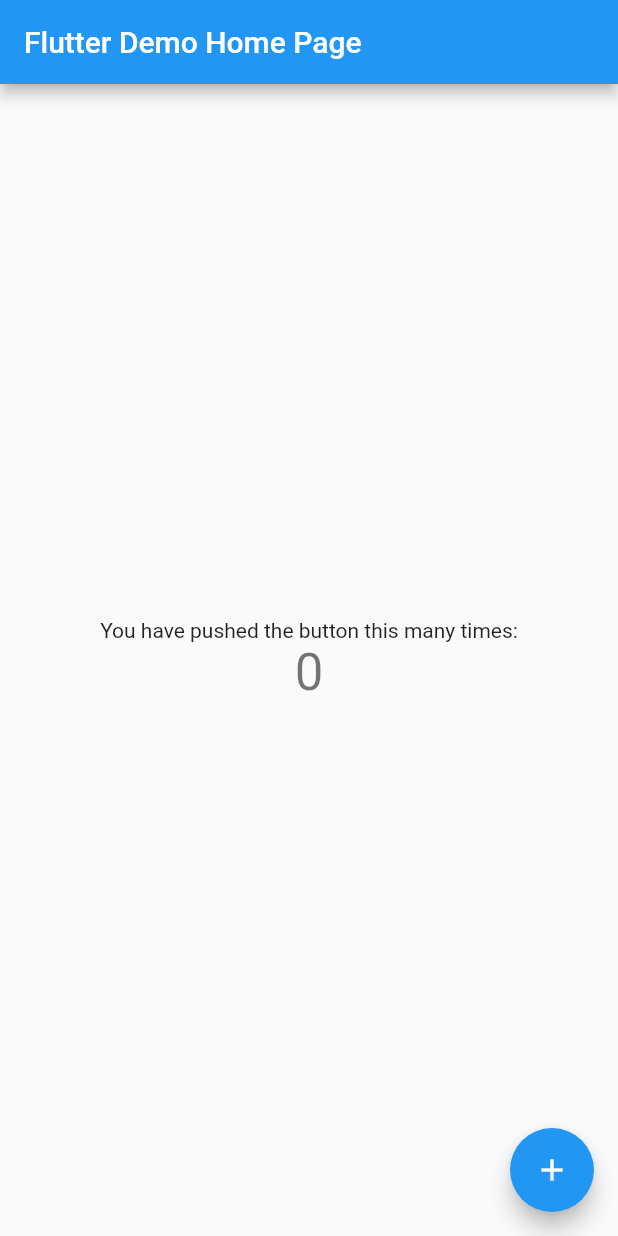
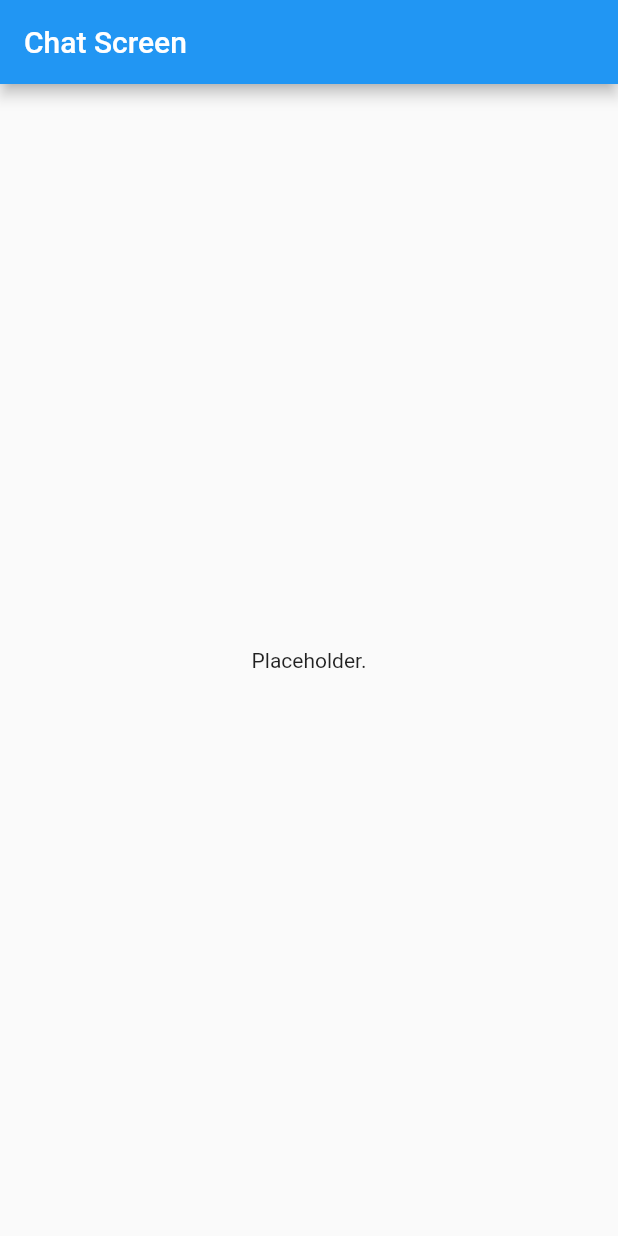
Before and after one commit to SteveDAC/yeochat, a Flutter app: the screen it shows after launch, on a phone screen of 412 x 824 dp. Run offline on Flutter 3.47's test engine with Material 2 defaults, Android fonts, the phone set to English and light mode, and no system bars.

Commit message:
Removed demo content by [flutter create] and added a placeholder home screen.

```diff
--- a/lib/main.dart
+++ b/lib/main.dart
@@ -1,4 +1,6 @@
 import 'package:flutter/material.dart';
+
+import 'screens/chat_screen.dart';
 
 void main() {
   runApp(const MyApp());
@@ -13,103 +15,9 @@ class MyApp extends StatelessWidget {
     return MaterialApp(
       title: 'Flutter Demo',
       theme: ThemeData(
-        // This is the theme of your application.
-        //
-        // Try running your application with "flutter run". You'll see the
-        // application has a blue toolbar. Then, without quitting the app, try
-        // changing the primarySwatch below to Colors.green and then invoke
-        // "hot reload" (press "r" in the console where you ran "flutter run",
-        // or simply save your changes to "hot reload" in a Flutter IDE).
-        // Notice that the counter didn't reset back to zero; the application
-        // is not restarted.
         primarySwatch: Colors.blue,
       ),
-      home: const MyHomePage(title: 'Flutter Demo Home Page'),
+      home: const ChatScreen(),
     );
   }
 }
-
-class MyHomePage extends StatefulWidget {
-  const MyHomePage({super.key, required this.title});
-
-  // This widget is the home page of your application. It is stateful, meaning
-  // that it has a State object (defined below) that contains fields that affect
-  // how it looks.
-
-  // This class is the configuration for the state. It holds the values (in this
-  // case the title) provided by the parent (in this case the App widget) and
-  // used by the build method of the State. Fields in a Widget subclass are
-  // always marked "final".
-
-  final String title;
-
-  @override
-  State<MyHomePage> createState() => _MyHomePageState();
-}
-
-class _MyHomePageState extends State<MyHomePage> {
-  int _counter = 0;
-
-  void _incrementCounter() {
-    setState(() {
-      // This call to setState tells the Flutter framework that something has
-      // changed in this State, which causes it to rerun the build method below
-      // so that the display can reflect the updated values. If we changed
-      // _counter without calling setState(), then the build method would not be
-      // called again, and so nothing would appear to happen.
-      _counter++;
-    });
-  }
-
-  @override
-  Widget build(BuildContext context) {
-    // This method is rerun every time setState is called, for instance as done
-    // by the _incrementCounter method above.
-    //
-    // The Flutter framework has been optimized to make rerunning build methods
-    // fast, so that you can just rebuild anything that needs updating rather
-    // than having to individually change instances of widgets.
-    return Scaffold(
-      appBar: AppBar(
-        // Here we take the value from the MyHomePage object that was created by
-        // the App.build method, and use it to set our appbar title.
-        title: Text(widget.title),
-      ),
-      body: Center(
-        // Center is a layout widget. It takes a single child and positions it
-        // in the middle of the parent.
-        child: Column(
-          // Column is also a layout widget. It takes a list of children and
-          // arranges them vertically. By default, it sizes itself to fit its
-          // children horizontally, and tries to be as tall as its parent.
-          //
-          // Invoke "debug painting" (press "p" in the console, choose the
-          // "Toggle Debug Paint" action from the Flutter Inspector in Android
-          // Studio, or the "Toggle Debug Paint" command in Visual Studio Code)
-          // to see the wireframe for each widget.
-          //
-          // Column has various properties to control how it sizes itself and
-          // how it positions its children. Here we use mainAxisAlignment to
-          // center the children vertically; the main axis here is the vertical
-          // axis because Columns are vertical (the cross axis would be
-          // horizontal).
-          mainAxisAlignment: MainAxisAlignment.center,
-          children: <Widget>[
-            const Text(
-              'You have pushed the button this many times:',
-            ),
-            Text(
-              '$_counter',
-              style: Theme.of(context).textTheme.headline4,
-            ),
-          ],
-        ),
-      ),
-      floatingActionButton: FloatingActionButton(
-        onPressed: _incrementCounter,
-        tooltip: 'Increment',
-        child: const Icon(Icons.add),
-      ), // This trailing comma makes auto-formatting nicer for build methods.
-    );
-  }
-}
--- /dev/null
+++ b/lib/screens/chat_screen.dart
@@ -0,0 +1,16 @@
+import 'package:flutter/material.dart';
+
+class ChatScreen extends StatelessWidget {
+  static const String routeName = '/chat';
+  const ChatScreen({Key? key}) : super(key: key);
+
+  @override
+  Widget build(BuildContext context) {
+    return Scaffold(
+      appBar: AppBar(
+        title: const Text('Chat Screen'),
+      ),
+      body: const Center(child: Text('Placeholder.')),
+    );
+  }
+}
```
